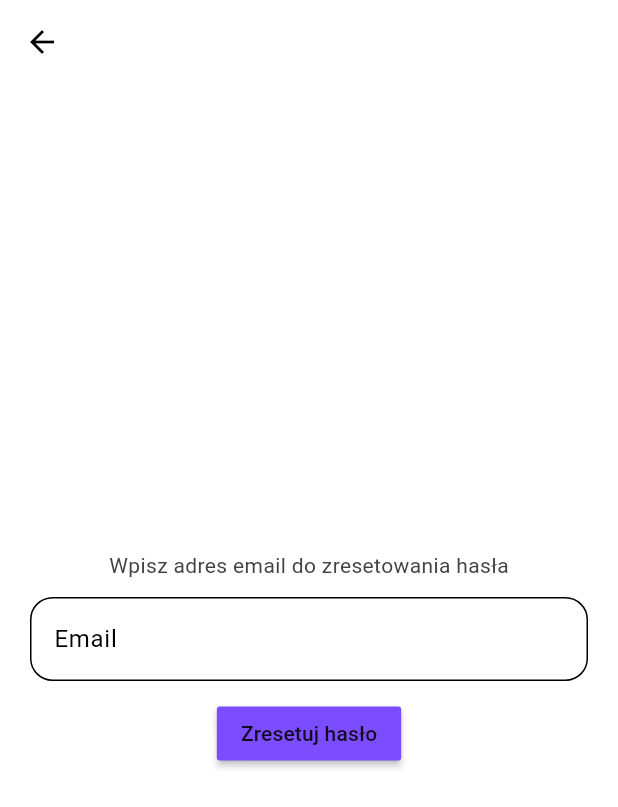
After one commit to MichalDawidowicz/pieski, a Flutter app: the screen it shows after launch, after a tap on "Zresetuj hasło", on a phone screen of 412 x 824 dp. The commit adds this screen. Shown: the top 807 px of the screen. Run offline on Flutter 3.47's test engine with Material 3 defaults, Android fonts, the phone set to English and light mode, and no system bars; our stand-ins replace cloud_firestore, firebase_auth, firebase_core, firebase_storage, image_picker, photo_view; accounts and stored records are empty.

Commit message:
Reset hasła

```diff
--- /dev/null
+++ b/lib/pages/forgotPassword_page.dart
@@ -0,0 +1,65 @@
+import 'package:firebase_auth/firebase_auth.dart';
+import 'package:flutter/material.dart';
+
+import '../components/my_textfield.dart';
+
+class ForgotPasswordPage extends StatefulWidget {
+  const ForgotPasswordPage({super.key});
+
+  @override
+  State<ForgotPasswordPage> createState() => _ForgotPasswordPageState();
+}
+
+class _ForgotPasswordPageState extends State<ForgotPasswordPage> {
+
+  final _emailController=TextEditingController();
+  @override
+  void dispose() {
+    _emailController.dispose();
+    super.dispose();
+  }
+
+  Future passwordReset()async{
+    try{await FirebaseAuth.instance
+        .sendPasswordResetEmail(email: _emailController.text.trim());
+    showDialog(context: context, builder: (context){
+      return AlertDialog(
+        content: Text("Wysłano email z linkiem do resetu hasła"),
+      );
+    });
+    }on FirebaseAuthException catch (e){
+      showDialog(context: context, builder: (context){
+        return AlertDialog(
+          content: Text(e.message.toString()),
+        );
+      });
+    }
+  }
+
+
+
+
+  @override
+  Widget build(BuildContext context) {
+    return Scaffold(
+      appBar: AppBar(),
+      body: Column(
+        mainAxisAlignment: MainAxisAlignment.center,
+        children: [
+          Text("Wpisz adres email do zresetowania hasła"),
+          const SizedBox(height: 11),
+          Padding(
+            padding: const EdgeInsets.symmetric(horizontal: 20.0),
+            child: MyTextField(hintText: "Email", obscureText: false, controller: _emailController),
+          ),
+          const SizedBox(height: 11),
+          MaterialButton(
+            onPressed: passwordReset,
+            child: Text("Zresetuj hasło"),
+          color: Colors.deepPurpleAccent,)
+        ],
+      ),
+
+    );
+  }
+}
--- a/lib/pages/login_page.dart
+++ b/lib/pages/login_page.dart
@@ -1,9 +1,11 @@
 import 'package:firebase_auth/firebase_auth.dart';
+import 'package:flutter/cupertino.dart';
 import 'package:flutter/material.dart';
 import 'package:ogloszenia/components/my_button.dart';
 import 'package:ogloszenia/components/my_textfield.dart';
 
 import '../helper/helper_functions.dart';
+import 'forgotPassword_page.dart';
 
 class LoginPage extends StatefulWidget {
   final void Function()? onTap;
@@ -68,8 +70,16 @@ class _LoginPageState extends State<LoginPage> {
               Row(
                 mainAxisAlignment: MainAxisAlignment.end,
                 children: [
-                  Text("Zresetuj hasło",
-                  style: TextStyle(color: Theme.of(context).colorScheme.secondary),),
+                  GestureDetector(
+                    onTap: (){
+                      Navigator.push(context,
+                          MaterialPageRoute(builder: (context){
+                        return ForgotPasswordPage();
+                          },),
+                      );},
+                    child: Text("Zresetuj hasło",
+                    style: TextStyle(color: Theme.of(context).colorScheme.secondary),),
+                  ),
                 ],
               ),
               const SizedBox(height: 11),
```
Also changed, not shown: lib/pages/my_post_page.dart (+8 -7 lines).
